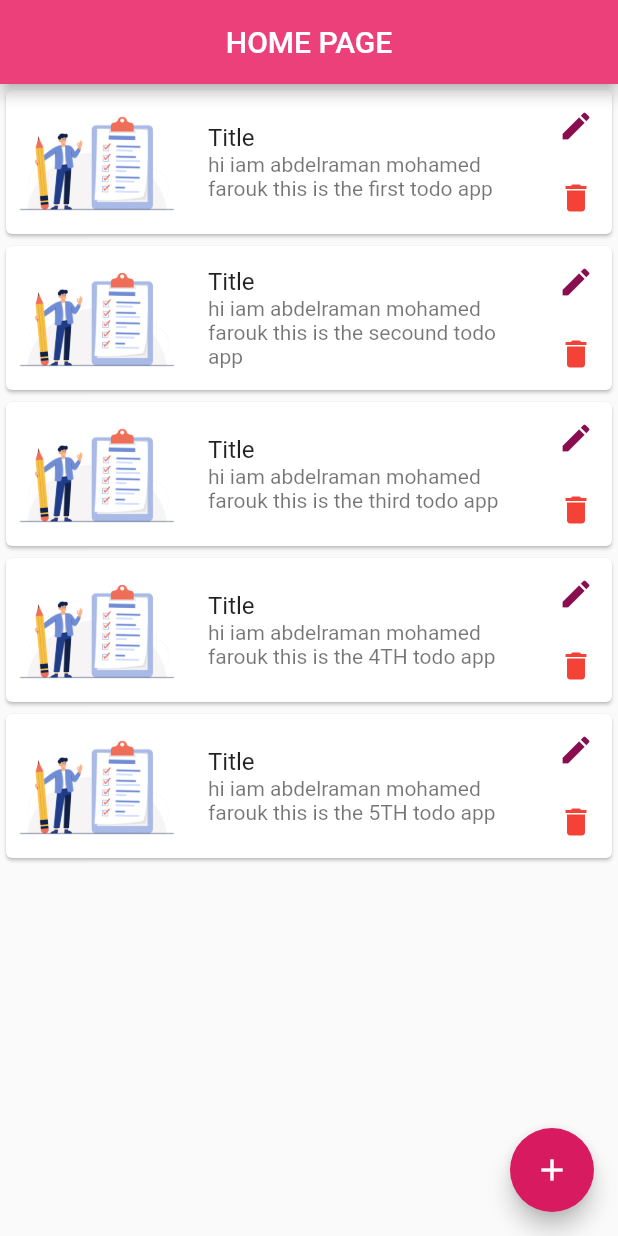
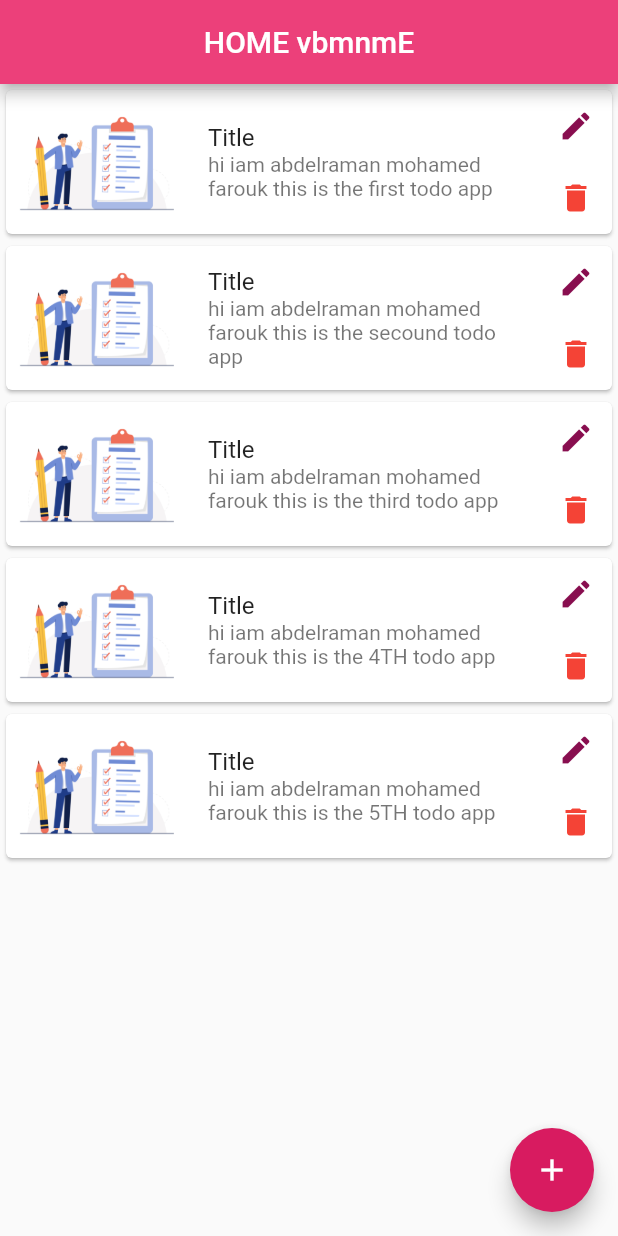
Before and after one commit to abdelrahmanfarouk221/flutter-app-with-errors, a Flutter app: the screen it shows after launch, on a phone screen of 412 x 824 dp. Run offline on Flutter 3.47's test engine with Material 2 defaults, Android fonts, the phone set to English and light mode, and no system bars; our stand-ins replace awesome_dialog.

```diff
--- a/lib/home/homepage.dart
+++ b/lib/home/homepage.dart
@@ -40,7 +40,7 @@ class _homepageState extends State<homepage> {
 
         centerTitle: true,
         backgroundColor:Colors.pink[400],
-        title: Text("HOME PAGE"),
+        title: Text("HOME vbmnmE"),
       ),
       floatingActionButton: FloatingActionButton(onPressed: (){
         Navigator.of(context).pushNamed("addnote");
--- a/lib/main.dart
+++ b/lib/main.dart
@@ -8,7 +8,10 @@ import 'package:flutter_app1/oldpage/four.dart';
 
 
 
-void main() {
+
+
+void main()
+{
   runApp( MyApp());
 }
 
--- a/pubspec.yaml
+++ b/pubspec.yaml
@@ -35,6 +35,9 @@ dependencies:
   # Use with the CupertinoIcons class for iOS style icons.
   cupertino_icons: ^1.0.2
   awesome_dialog: ^2.1.2
+  firebase_core: ^1.13.1
+  firebase_auth: ^3.3.9
+  firebase_core: ^1.13.1
 
 dev_dependencies:
   flutter_test:
```
Also changed, not shown: pubspec.lock (deleted), 1 other file.
